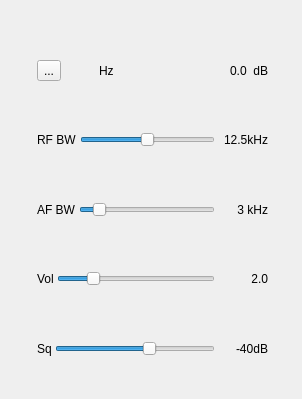
Before: the Qt Designer form plugins/channel/wfm/wfmdemodgui.ui in f4exb/sdrangel, drawn with Qt 5.
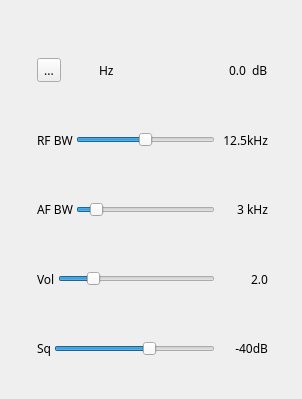
After: the same form once the commit is applied. Icons and pictures are not drawn. Custom widgets are drawn as their Qt base class.

Commit message: Font size and face normalization (final)

The edit to the form file:
```diff
--- a/plugins/channel/wfm/wfmdemodgui.ui
+++ b/plugins/channel/wfm/wfmdemodgui.ui
@@ -10,6 +10,12 @@
     <height>399</height>
    </rect>
   </property>
+  <property name="font">
+   <font>
+    <family>Sans Serif</family>
+    <pointsize>9</pointsize>
+   </font>
+  </property>
   <property name="windowTitle">
    <string>WFM Demodulator</string>
   </property>
```
The commit also changes 13 other files.
